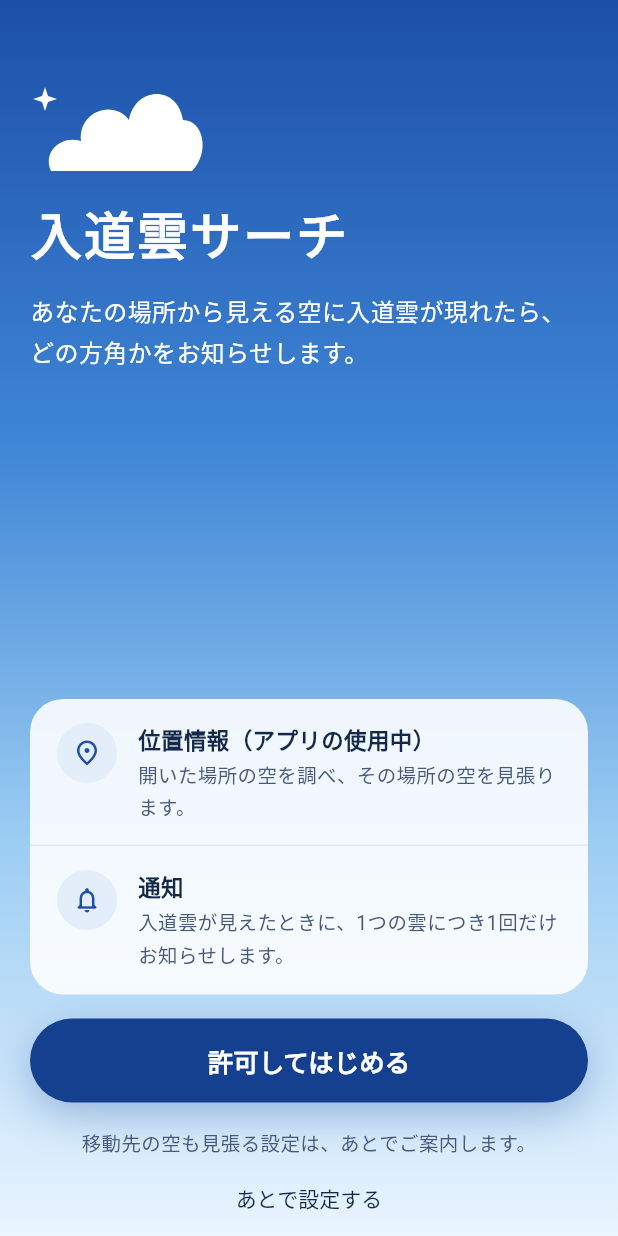
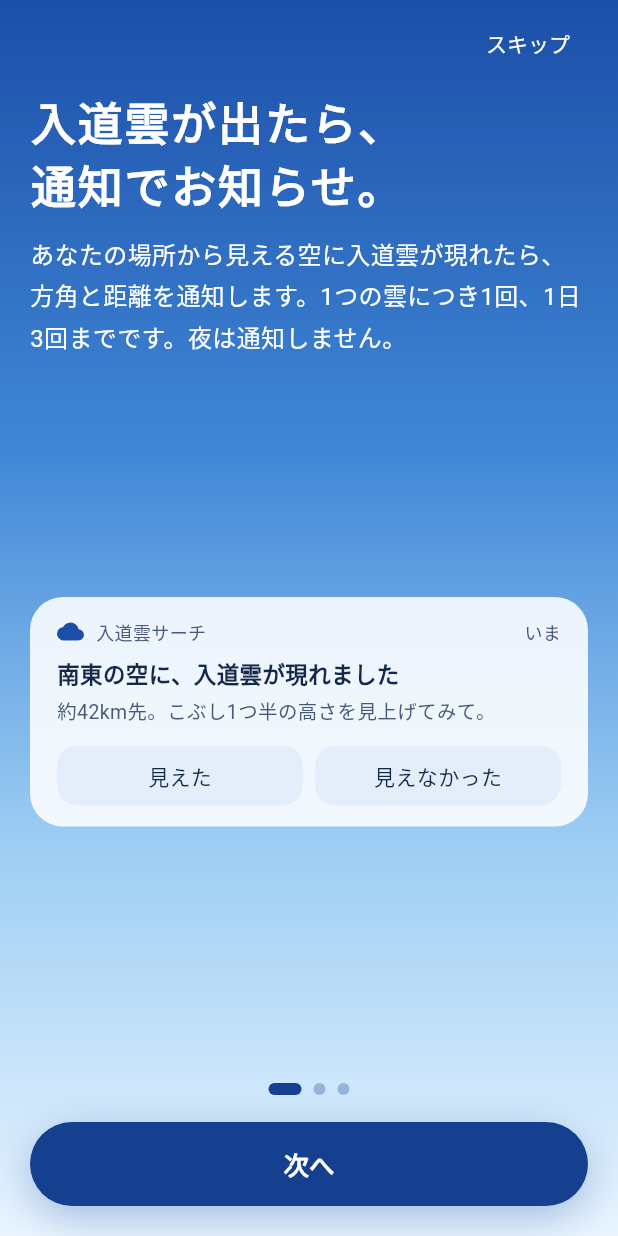
Before and after one commit to tsuchida-y/thunder_cloud_app, a Flutter app: the screen it shows after launch, on a phone screen of 412 x 824 dp. Run offline on Flutter 3.47's test engine with Material 3 defaults, Android fonts, the phone set to English and light mode, and no system bars; our stand-ins replace cloud_firestore, firebase_auth, firebase_core, firebase_messaging, flutter_compass, flutter_local_notifications and 5 more; missing offline and left inert: home_widget, purchases_flutter; accounts and stored records are empty; generated files the repository leaves out were written again; Roboto replaces fonts that are missing (Zen Maru Gothic, Zen Old Mincho).

```diff
--- a/lib/main.dart
+++ b/lib/main.dart
@@ -10,6 +10,7 @@ import 'package:shared_preferences/shared_preferences.dart';
 
 import 'firebase_options.dart';
 import 'screens/home/home_screen.dart';
+import 'screens/intro/intro_screen.dart';
 import 'screens/plus/plus_screen.dart';
 import 'screens/welcome/welcome_screen.dart';
 import 'services/notification/cloud_notifications.dart';
@@ -41,17 +42,18 @@ void main() async {
   unawaited(CloudNotifications.initialize());
 
   final prefs = await SharedPreferences.getInstance();
-  runApp(MyApp(showWelcome: !WelcomeScreen.isDone(prefs)));
+  runApp(MyApp(showIntro: !IntroScreen.isDone(prefs), showWelcome: !WelcomeScreen.isDone(prefs)));
 }
 
 /// アプリケーションのルートウィジェット
 ///
-/// はじめての起動では Welcome（許可のお願い）、2回目からはホーム。
+/// はじめての起動では Intro（使い方）→ Welcome（許可のお願い）、2回目からはホーム。
 /// 匿名ログイン・位置・雲の一覧の読み込みは、ホーム（HomeController）が始める。
 class MyApp extends StatelessWidget {
+  final bool showIntro;
   final bool showWelcome;
 
-  const MyApp({super.key, this.showWelcome = false});
+  const MyApp({super.key, this.showIntro = false, this.showWelcome = false});
 
   /// 開発中の確かめ用。デバッグ版で --dart-define=START_SCREEN=plus を付けると、起動したら Plus の画面を出す
   /// （ストアの審査用のスクリーンショットをシミュレータで撮るため）。START_SCREEN=loading なら読み込み画面を出し続ける
@@ -66,9 +68,11 @@ class MyApp extends StatelessWidget {
           ? const PlusScreen()
           : _startScreen == 'loading'
               ? const LoadingView()
-              : showWelcome
-                  ? const WelcomeScreen()
-                  : const HomeScreen(),
+              : showIntro
+                  ? const IntroScreen()
+                  : showWelcome
+                      ? const WelcomeScreen()
+                      : const HomeScreen(),
       debugShowCheckedModeBanner: false,
     );
   }
--- a/lib/navigation/app_routes.dart
+++ b/lib/navigation/app_routes.dart
@@ -2,6 +2,7 @@ import 'package:flutter/material.dart';
 
 import '../models/finder_target.dart';
 import '../screens/finder/finder_screen.dart';
+import '../screens/intro/intro_screen.dart';
 import '../screens/plus/plus_screen.dart';
 import '../screens/record/record_screen.dart';
 import '../screens/settings/data_source_screen.dart';
@@ -30,6 +31,9 @@ class AppRoutes {
   static Future<void> openPlus(BuildContext context) =>
       Navigator.of(context).push(MaterialPageRoute(builder: (_) => const PlusScreen()));
 
+  static Future<void> openIntro(BuildContext context) =>
+      Navigator.of(context).push(MaterialPageRoute(builder: (_) => const IntroScreen(fromSettings: true)));
+
   static Future<void> openDataSource(BuildContext context) =>
       Navigator.of(context).push(MaterialPageRoute(builder: (_) => const DataSourceScreen()));
 
--- /dev/null
+++ b/lib/screens/intro/intro_screen.dart
@@ -0,0 +1,419 @@
+import 'package:flutter/material.dart';
+import 'package:shared_preferences/shared_preferences.dart';
+
+import '../../theme/app_colors.dart';
+import '../../theme/app_text_styles.dart';
+import '../../widgets/common/app_buttons.dart';
+import '../../widgets/common/sky_card.dart';
+import '../../widgets/common/sky_page.dart';
+import '../finder/widgets/finder_drawings.dart';
+import '../welcome/welcome_screen.dart';
+
+/// 使い方の紹介（docs/design/Intro.html）
+///
+/// はじめての起動で、許可のお願い（Welcome）の前に3枚だけ見せる。「スキップ」でいつでも飛ばせる。
+/// 設定の「使い方」から開いたときは [fromSettings] が true で、終わったら前の画面に戻る。
+class IntroScreen extends StatefulWidget {
+  final bool fromSettings;
+
+  const IntroScreen({super.key, this.fromSettings = false});
+
+  static const String _doneKey = 'intro_done';
+
+  /// 見せ終わった（またはスキップした）か。許可のお願いを済ませた人（1.0.4 から上げた人を含む）には見せない
+  static bool isDone(SharedPreferences prefs) =>
+      prefs.getBool(_doneKey) == true || WelcomeScreen.isDone(prefs);
+
+  @override
+  State<IntroScreen> createState() => _IntroScreenState();
+}
+
+class _IntroScreenState extends State<IntroScreen> {
+  static const int _pageCount = 3;
+
+  final PageController _pages = PageController();
+  int _index = 0;
+
+  bool get _isLast => _index == _pageCount - 1;
+
+  @override
+  void dispose() {
+    _pages.dispose();
+    super.dispose();
+  }
+
+  Future<void> _finish() async {
+    if (widget.fromSettings) {
+      Navigator.of(context).pop();
+      return;
+    }
+    final prefs = await SharedPreferences.getInstance();
+    await prefs.setBool(IntroScreen._doneKey, true);
+    if (!mounted) return;
+    Navigator.of(context).pushReplacement(
+        MaterialPageRoute(builder: (_) => const WelcomeScreen()));
+  }
+
+  void _next() {
+    if (_isLast) {
+      _finish();
+    } else {
+      _pages.nextPage(
+          duration: const Duration(milliseconds: 300), curve: Curves.easeOut);
+    }
+  }
+
+  @override
+  Widget build(BuildContext context) {
+    return SkyPage(
+      gradient: SkyGradient.day,
+      scrollable: false,
+      padding: const EdgeInsets.fromLTRB(20, 8, 20, 20),
+      child: Column(
+        crossAxisAlignment: CrossAxisAlignment.stretch,
+        children: [
+          SizedBox(
+            height: 44,
+            child: Align(
+              alignment: Alignment.centerRight,
+              child: _isLast
+                  ? null
+                  : TextLinkButton(
+                      label: widget.fromSettings ? '閉じる' : 'スキップ',
+                      color: Colors.white,
+                      onPressed: _finish,
+                    ),
+            ),
+          ),
+          Expanded(
+            child: PageView(
+              controller: _pages,
+              onPageChanged: (i) => setState(() => _index = i),
+              children: const [_NotifyPage(), _FinderPage(), _PlacesPage()],
+            ),
+          ),
+          const SizedBox(height: 12),
+          _Dots(count: _pageCount, index: _index),
+          const SizedBox(height: 18),
+          PrimaryButton(
+              label: _isLast ? (widget.fromSettings ? '閉じる' : 'はじめる') : '次へ',
+              onPressed: _next),
+        ],
+      ),
+    );
+  }
+}
+
+/// 1枚の中身（見出し、説明、絵）
+class _Page extends StatelessWidget {
+  final String title;
+  final String body;
+  final Widget picture;
+
+  const _Page({required this.title, required this.body, required this.picture});
+
+  @override
+  Widget build(BuildContext context) {
+    return CustomScrollView(
+      slivers: [
+        SliverFillRemaining(
+          hasScrollBody: false,
+          child: Column(
+            crossAxisAlignment: CrossAxisAlignment.stretch,
+            children: [
+              const SizedBox(height: 8),
+              Semantics(
+                  header: true,
+                  child:
+                      Text(title, style: AppTextStyles.headline(fontSize: 30))),
+              const SizedBox(height: 12),
+              Text(body,
+                  style: AppTextStyles.body(color: Colors.white)
+                      .copyWith(fontSize: 16)),
+              // 絵は、説明の下の空きの真ん中に置く
+              Expanded(
+                  child: Center(
+                      child: Padding(
+                          padding: const EdgeInsets.symmetric(vertical: 16),
+                          child: picture))),
+            ],
+          ),
+        ),
+      ],
+    );
+  }
+}
+
+class _NotifyPage extends StatelessWidget {
+  const _NotifyPage();
+
+  @override
+  Widget build(BuildContext context) {
+    return _Page(
+      title: '入道雲が出たら、\n通知でお知らせ。',
+      body: 'あなたの場所から見える空に入道雲が現れたら、方角と距離を通知します。1つの雲につき1回、1日3回までです。夜は通知しません。',
+      picture: SkyCard(
+        child: Column(
+          mainAxisSize: MainAxisSize.min,
+          crossAxisAlignment: CrossAxisAlignment.start,
+          children: [
+            Row(
+              children: [
+                const Icon(Icons.cloud_rounded,
+                    size: 18, color: AppColors.accent),
+                const SizedBox(width: 8),
+                Text('入道雲サーチ', style: AppTextStyles.caption()),
+                const Spacer(),
+                Text('いま', style: AppTextStyles.caption()),
+              ],
+            ),
+            const SizedBox(height: 8),
+            Text('南東の空に、入道雲が現れました',
+                style:
+                    AppTextStyles.item().copyWith(fontWeight: FontWeight.w700)),
+            const SizedBox(height: 4),
+            Text('約42km先。こぶし1つ半の高さを見上げてみて。', style: AppTextStyles.note()),
+            const SizedBox(height: 12),
+            const Row(
+              children: [
+                Expanded(child: _FakeButton(label: '見えた')),
+                SizedBox(width: 8),
+                Expanded(child: _FakeButton(label: '見えなかった')),
+              ],
+            ),
+          ],
+        ),
+      ),
+    );
+  }
+}
+
+/// 通知の「見えた」「見えなかった」の見せかけ（押せない）
+class _FakeButton extends StatelessWidget {
+  final String label;
+
+  const _FakeButton({required this.label});
+
+  @override
+  Widget build(BuildContext context) {
+    return ExcludeSemantics(
+      child: Container(
+        height: 40,
+        alignment: Alignment.center,
+        decoration: BoxDecoration(
+            color: AppColors.chip, borderRadius: BorderRadius.circular(14)),
+        child: Text(label, style: AppTextStyles.item().copyWith(fontSize: 14)),
+      ),
+    );
+  }
+}
+
+class _FinderPage extends StatelessWidget {
+  const _FinderPage();
+
+  @override
+  Widget build(BuildContext context) {
+    return _Page(
+      title: 'どっちを見るか、\n矢印で案内。',
+      body:
+          'ホームの「雲の方角を調べる」でスマホを向けると、「右へ35°」のように案内します。向きが合うと軽く振動します。見上げる高さは、腕を伸ばした「こぶしいくつ分」で伝えます。',
+      picture: Column(
+        mainAxisSize: MainAxisSize.min,
+        crossAxisAlignment: CrossAxisAlignment.stretch,
+        children: [
+          const Center(child: TurnDial(diffDeg: 35)),
+          const SizedBox(height: 8),
+          Text.rich(
+            TextSpan(children: [
+              const TextSpan(text: '右へ '),
+              TextSpan(
+                  text: '35°',
+                  style:
+                      AppTextStyles.number(fontSize: 34, color: Colors.white)),
+            ]),
+            textAlign: TextAlign.center,
+            style: AppTextStyles.display(),
+          ),
+        ],
+      ),
+    );
+  }
+}
+
+class _PlacesPage extends StatelessWidget {
+  const _PlacesPage();
+
+  @override
+  Widget build(BuildContext context) {
+    return const _Page(
+      title: '家や学校の空も、\n見張れます。',
+      body:
+          'いまいる場所のほかに、よく行く場所を1か所まで登録できます。ホーム上のチップで切り替えます。Plus なら3か所まで、見える範囲も90kmまで広がります。',
+      picture: Column(
+        mainAxisSize: MainAxisSize.min,
+        crossAxisAlignment: CrossAxisAlignment.stretch,
+        children: [
+          Wrap(
+            spacing: 8,
+            runSpacing: 8,
+            children: [
+              _ChipMock(
+                  label: '現在地',
+                  icon: Icons.my_location_rounded,
+                  selected: true,
+                  cloud: true),
+              _ChipMock(label: '家', cloud: true),
+              _ChipMock(label: '＋ Plus', dashed: true),
+            ],
+          ),
+          SizedBox(height: 16),
+          SkyCard(
+            padding: EdgeInsets.zero,
+            child: Column(
+              mainAxisSize: MainAxisSize.min,
+              children: [
+                _RowMock(text: '南東 ・ 42km', trailing: '見えています', divider: true),
+                _RowMock(text: '家 ・ 北 ・ 55km', trailing: '見えています', cloud: true),
+              ],
+            ),
+          ),
+        ],
+      ),
+    );
+  }
+}
+
+/// ホームの場所のチップの見せかけ（押せない）
+class _ChipMock extends StatelessWidget {
+  final String label;
+  final IconData? icon;
+  final bool selected;
+  final bool cloud;
+  final bool dashed;
+
+  const _ChipMock(
+      {required this.label,
+      this.icon,
+      this.selected = false,
+      this.cloud = false,
+      this.dashed = false});
+
+  @override
+  Widget build(BuildContext context) {
+    final fg = selected ? AppColors.accent : Colors.white;
+    return ExcludeSemantics(
+      child: Container(
+        height: 44,
+        padding: const EdgeInsets.symmetric(horizontal: 14),
+        decoration: BoxDecoration(
+          color: selected
+              ? Colors.white
+              : Colors.white.withValues(alpha: dashed ? 0.08 : 0.2),
+          border: dashed
+              ? Border.all(
+                  color: Colors.white.withValues(alpha: 0.85), width: 1.5)
+              : null,
+          borderRadius: BorderRadius.circular(999),
+        ),
+        child: Row(
+          mainAxisSize: MainAxisSize.min,
+          children: [
+            if (icon != null) ...[
+              Icon(icon, size: 14, color: fg),
+              const SizedBox(width: 6)
+            ],
+            Text(label,
+                style: AppTextStyles.body(color: fg).copyWith(
+                    fontSize: 14, fontWeight: FontWeight.w700, height: 1.2)),
+            if (cloud) ...[
+              const SizedBox(width: 6),
+              Icon(Icons.cloud_rounded, size: 14, color: fg)
+            ],
+          ],
+        ),
+      ),
+    );
+  }
+}
+
+/// 雲の一覧の1行の見せかけ（押せない）
+class _RowMock extends StatelessWidget {
+  final String text;
+  final String trailing;
+  final bool cloud;
+  final bool divider;
+
+  const _RowMock(
+      {required this.text,
+      required this.trailing,
+      this.cloud = false,
+      this.divider = false});
+
+  @override
+  Widget build(BuildContext context) {
+    return ExcludeSemantics(
+      child: DecoratedBox(
+        decoration: BoxDecoration(
+          border: divider
+              ? const Border(bottom: BorderSide(color: AppColors.dividerOnCard))
+              : null,
+        ),
+        child: Padding(
+          padding: const EdgeInsets.symmetric(horizontal: 18, vertical: 13),
+          child: Row(
+            children: [
+              if (cloud)
+                const Icon(Icons.cloud_rounded,
+                    size: 16, color: AppColors.accent)
+              else
+                const SizedBox.square(
+                  dimension: 16,
+                  child: DecoratedBox(
+                      decoration: BoxDecoration(
+                          color: AppColors.accent, shape: BoxShape.circle)),
+                ),
+              const SizedBox(width: 10),
+              Expanded(child: Text(text, style: AppTextStyles.item())),
+              Text(trailing,
+                  style: AppTextStyles.note(color: AppColors.accent)
+                      .copyWith(fontWeight: FontWeight.w700, height: 1.3)),
+            ],
+          ),
+        ),
+      ),
+    );
+  }
+}
+
+class _Dots extends StatelessWidget {
+  final int count;
+  final int index;
+
+  const _Dots({required this.count, required this.index});
+
+  @override
+  Widget build(BuildContext context) {
+    return Semantics(
+      label: '${index + 1}ページ目、全$countページ',
+      excludeSemantics: true,
+      child: Row(
+        mainAxisAlignment: MainAxisAlignment.center,
+        children: [
+          for (var i = 0; i < count; i++)
+            AnimatedContainer(
+              duration: const Duration(milliseconds: 200),
+              margin: const EdgeInsets.symmetric(horizontal: 4),
+              width: i == index ? 22 : 8,
+              height: 8,
+              decoration: BoxDecoration(
+                color: i == index
+                    ? AppColors.primary
+                    : AppColors.primary.withValues(alpha: 0.3),
+                borderRadius: BorderRadius.circular(4),
+              ),
+            ),
+        ],
+      ),
+    );
+  }
+}
--- a/lib/screens/settings/settings_screen.dart
+++ b/lib/screens/settings/settings_screen.dart
@@ -141,6 +141,7 @@ class _SettingsScreenState extends State<SettingsScreen> {
           const SizedBox(height: 14),
           SettingsCard(
             children: [
+              SettingsRow.text('使い方', onTap: () => AppRoutes.openIntro(context)),
               SettingsRow.text('データの出典', onTap: () => AppRoutes.openDataSource(context)),
               SettingsRow.text(
                 '利用規約',
```
Also changed, not shown: docs/screens/Intro1.png (added), docs/screens/Intro2.png (added), docs/screens/Intro3.png (added), 2 other files.
